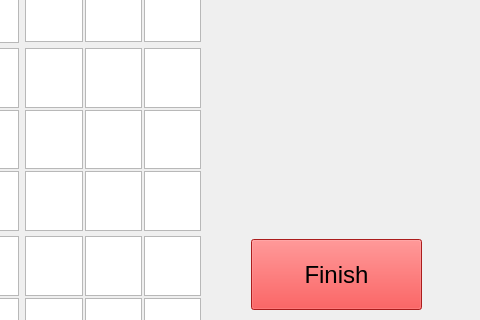
Old version of the form Soduko/soduko.ui in the repository UIAP4002-Dr-Mahdavi/mini-project-2-sudoku-Mohammadmx; both pictures show x 349 to 829 and y 160 to 480 of the 829 by 597 pixel window.
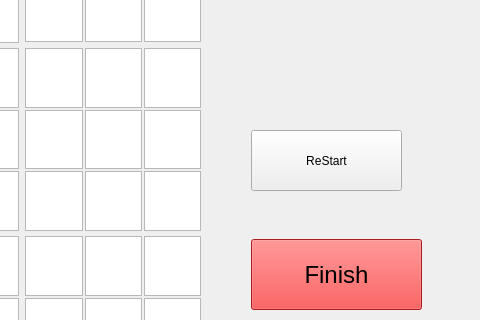
New version of the form.

Commit message: unchangeable leaderboard and filled box soduko

What changed in the file:
```diff
--- a/Soduko/soduko.ui
+++ b/Soduko/soduko.ui
@@ -1477,6 +1477,19 @@
     <string>Finish</string>
    </property>
   </widget>
+  <widget class="QPushButton" name="pushButton">
+   <property name="geometry">
+    <rect>
+     <x>600</x>
+     <y>290</y>
+     <width>151</width>
+     <height>61</height>
+    </rect>
+   </property>
+   <property name="text">
+    <string>ReStart</string>
+   </property>
+  </widget>
  </widget>
  <resources/>
  <connections/>
```
The commit also changes 17 other files.
